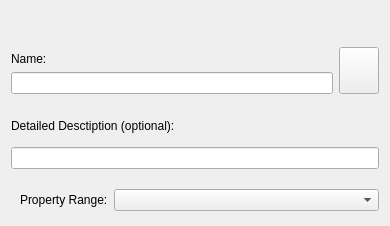
Above: newclassdialog.ui from KDE/nepomukshell before the change. Below: the same form after it.
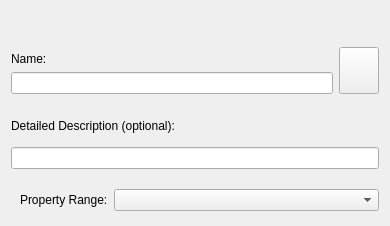
That is the form after the change. Custom widgets are drawn as their Qt base class.

Commit message: typo found by mvillarino

Diff of the .ui file:
```diff
--- a/newclassdialog.ui
+++ b/newclassdialog.ui
@@ -79,7 +79,7 @@
    <item>
     <widget class="QLabel" name="label" >
      <property name="text" >
-      <string>Detailed Desctiption (optional):</string>
+      <string>Detailed Description (optional):</string>
      </property>
     </widget>
    </item>
```
